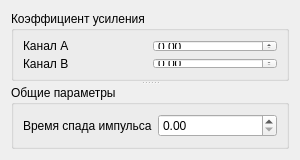
Qt form ui/AmplifierUIDesign.ui (AVSidorov/FT2SXR) before a commit.
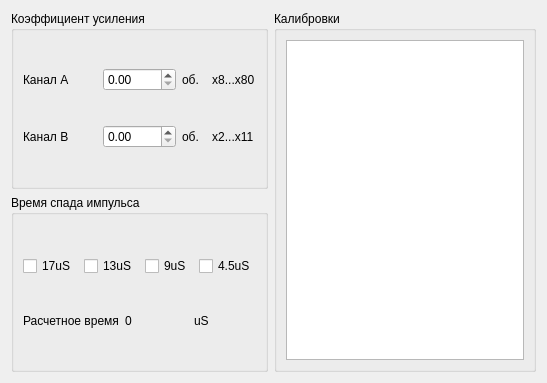
The same form after that commit.

Commit message: new amplifier window

What changed in the file:
```diff
--- a/ui/AmplifierUIDesign.ui
+++ b/ui/AmplifierUIDesign.ui
@@ -6,8 +6,8 @@
    <rect>
     <x>0</x>
     <y>0</y>
-    <width>300</width>
-    <height>160</height>
+    <width>547</width>
+    <height>383</height>
    </rect>
   </property>
   <property name="sizePolicy">
@@ -18,30 +18,28 @@
   </property>
   <property name="minimumSize">
    <size>
-    <width>260</width>
-    <height>160</height>
+    <width>300</width>
+    <height>200</height>
    </size>
   </property>
   <property name="windowTitle">
-   <string>Form</string>
+   <string>Amplifier</string>
   </property>
+  <layout class="QHBoxLayout" name="horizontalLayout_2">
+   <item>
   <layout class="QVBoxLayout" name="verticalLayout">
-   <property name="sizeConstraint">
-    <enum>QLayout::SetMaximumSize</enum>
-   </property>
    <item>
-    <widget class="QSplitter" name="splitter">
-     <property name="orientation">
-      <enum>Qt::Vertical</enum>
-     </property>
      <widget class="QGroupBox" name="groupBox">
+       <property name="sizePolicy">
+        <sizepolicy hsizetype="Preferred" vsizetype="Preferred">
+         <horstretch>0</horstretch>
+         <verstretch>0</verstretch>
+        </sizepolicy>
+       </property>
       <property name="title">
        <string>Коэффициент усиления</string>
       </property>
       <layout class="QGridLayout" name="gridLayout">
-       <item row="1" column="1">
-        <widget class="QDoubleSpinBox" name="gainB_doubleSpinBox"/>
-       </item>
        <item row="0" column="0">
         <widget class="QLabel" name="gainA_label">
          <property name="text">
@@ -49,6 +47,23 @@
          </property>
         </widget>
        </item>
+        <item row="0" column="1">
+         <widget class="QDoubleSpinBox" name="gainA_doubleSpinBox">
+          <property name="maximum">
+           <double>10.020000000000000</double>
+          </property>
+          <property name="singleStep">
+           <double>0.010000000000000</double>
+          </property>
+         </widget>
+        </item>
+        <item row="0" column="2">
+         <widget class="QLabel" name="label_5">
+          <property name="text">
+           <string>об.    x8...x80</string>
+          </property>
+         </widget>
+        </item>
        <item row="1" column="0">
         <widget class="QLabel" name="gainB_label">
          <property name="text">
@@ -56,28 +71,141 @@
          </property>
         </widget>
        </item>
-       <item row="0" column="1">
-        <widget class="QDoubleSpinBox" name="gainA_doubleSpinBox"/>
+        <item row="1" column="1">
+         <widget class="QDoubleSpinBox" name="gainB_doubleSpinBox">
+          <property name="maximum">
+           <double>10.020000000000000</double>
+          </property>
+          <property name="singleStep">
+           <double>0.010000000000000</double>
+          </property>
+         </widget>
+        </item>
+        <item row="1" column="2">
+         <widget class="QLabel" name="label_6">
+          <property name="text">
+           <string>об.    x2...x11</string>
+          </property>
+         </widget>
        </item>
       </layout>
      </widget>
+     </item>
+     <item>
      <widget class="QGroupBox" name="groupBox_2">
+       <property name="sizePolicy">
+        <sizepolicy hsizetype="Preferred" vsizetype="Preferred">
+         <horstretch>0</horstretch>
+         <verstretch>0</verstretch>
+        </sizepolicy>
+       </property>
       <property name="title">
-       <string>Общие параметры</string>
+        <string>Время спада импульса</string>
       </property>
       <layout class="QGridLayout" name="gridLayout_2">
-       <item row="0" column="0">
+        <item row="1" column="2">
+         <widget class="QLabel" name="label_2">
+          <property name="sizePolicy">
+           <sizepolicy hsizetype="Preferred" vsizetype="Fixed">
+            <horstretch>0</horstretch>
+            <verstretch>0</verstretch>
+           </sizepolicy>
+          </property>
+          <property name="text">
+           <string>uS</string>
+          </property>
+         </widget>
+        </item>
+        <item row="1" column="1">
+         <widget class="QLabel" name="sum_time_label">
+          <property name="text">
+           <string>0</string>
+          </property>
+         </widget>
+        </item>
+        <item row="1" column="0">
         <widget class="QLabel" name="decay_label">
          <property name="text">
-          <string>Время спада импульса</string>
+           <string>Расчетное время</string>
          </property>
         </widget>
        </item>
-       <item row="0" column="1">
-        <widget class="QDoubleSpinBox" name="decay_doubleSpinBox"/>
-       </item>
-      </layout>
-     </widget>
+        <item row="0" column="0" colspan="3">
+         <layout class="QHBoxLayout" name="HorizontalLayout">
+          <property name="spacing">
+           <number>7</number>
+          </property>
+          <property name="topMargin">
+           <number>0</number>
+          </property>
+          <property name="bottomMargin">
+           <number>0</number>
+          </property>
+          <item>
+           <widget class="QCheckBox" name="time17_checkBox">
+            <property name="text">
+             <string>17uS</string>
+            </property>
+           </widget>
+          </item>
+          <item>
+           <widget class="QCheckBox" name="time13_checkBox">
+            <property name="text">
+             <string>13uS</string>
+            </property>
+           </widget>
+          </item>
+          <item>
+           <widget class="QCheckBox" name="time9_checkBox">
+            <property name="text">
+             <string>9uS</string>
+            </property>
+           </widget>
+          </item>
+          <item>
+           <widget class="QCheckBox" name="time45_checkBox">
+            <property name="text">
+             <string>4.5uS</string>
+            </property>
+           </widget>
+          </item>
+         </layout>
+        </item>
+       </layout>
+      </widget>
+     </item>
+    </layout>
+   </item>
+   <item>
+    <widget class="QGroupBox" name="groupBox_3">
+     <property name="minimumSize">
+      <size>
+       <width>250</width>
+       <height>350</height>
+      </size>
+     </property>
+     <property name="title">
+      <string>Калибровки</string>
+     </property>
+     <layout class="QVBoxLayout" name="verticalLayout_2">
+      <item>
+       <widget class="QTextBrowser" name="cal_textBrowser">
+        <property name="minimumSize">
+         <size>
+          <width>0</width>
+          <height>0</height>
+         </size>
+        </property>
+        <property name="html">
+         <string>&lt;!DOCTYPE HTML PUBLIC &quot;-//W3C//DTD HTML 4.0//EN&quot; &quot;http://www.w3.org/TR/REC-html40/strict.dtd&quot;&gt;
+&lt;html&gt;&lt;head&gt;&lt;meta name=&quot;qrichtext&quot; content=&quot;1&quot; /&gt;&lt;style type=&quot;text/css&quot;&gt;
+p, li { white-space: pre-wrap; }
+&lt;/style&gt;&lt;/head&gt;&lt;body style=&quot; font-family:'MS Shell Dlg 2'; font-size:7.8pt; font-weight:400; font-style:normal;&quot;&gt;
+&lt;p align=&quot;center&quot; style=&quot; margin-top:12px; margin-bottom:12px; margin-left:0px; margin-right:0px; -qt-block-indent:0; text-indent:0px;&quot;&gt;&lt;br /&gt;&lt;/p&gt;&lt;/body&gt;&lt;/html&gt;</string>
+        </property>
+       </widget>
+      </item>
+     </layout>
     </widget>
    </item>
   </layout>
```
Lines whose indentation alone changed are shown as unchanged. The commit also changes 2 other files.
